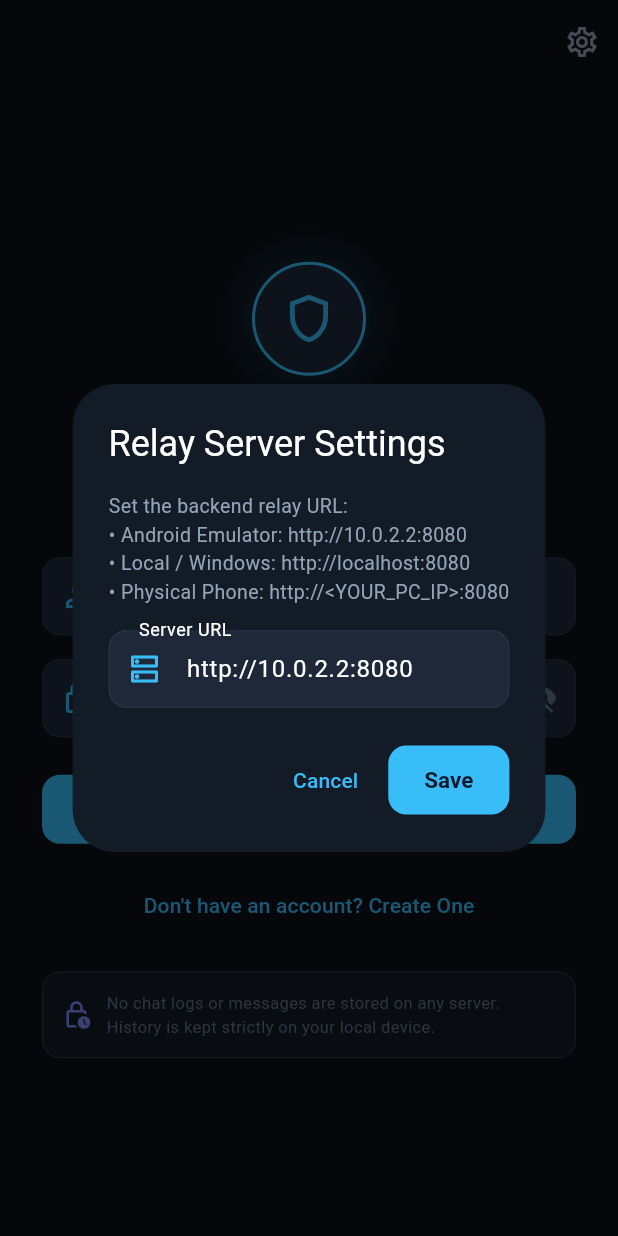
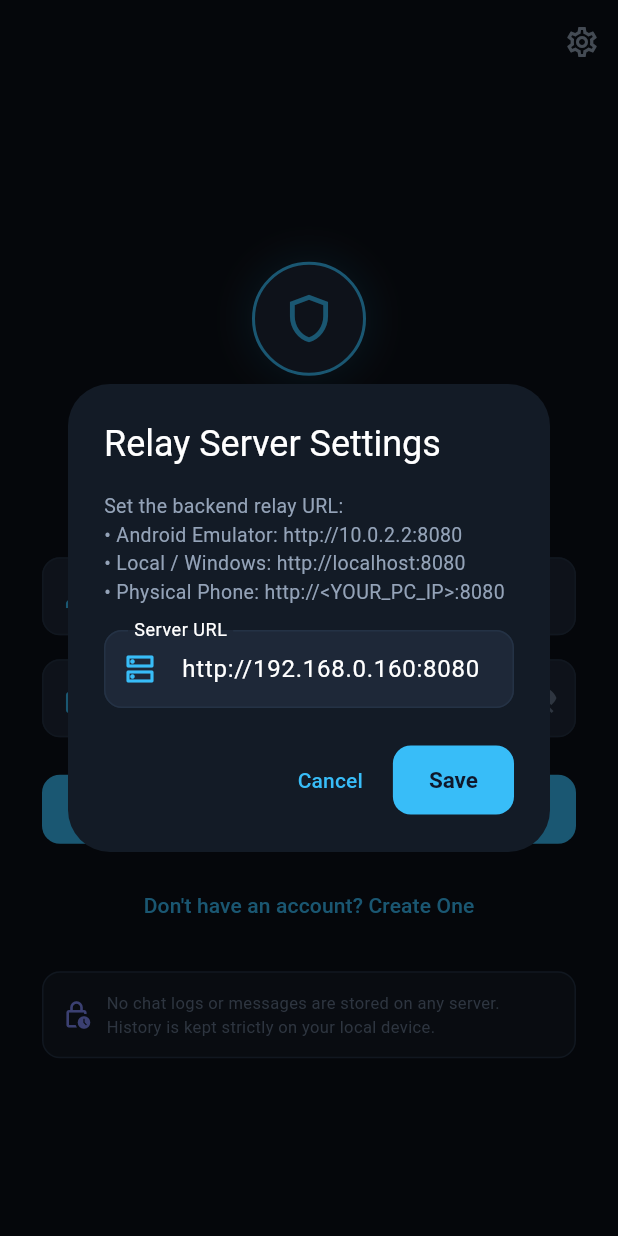
Before and after one commit to thanveeralisayed/direct-messenger, a Flutter app: the screen it shows after launch, after a tap on the "settings" icon, on a phone screen of 412 x 824 dp. Run offline on Flutter 3.47's test engine with Material 3 defaults, Android fonts, the light colour scheme and no system bars; our stand-ins replace flutter_secure_storage, image_picker, local_auth, qr_flutter, sqflite, sqflite_common_ffi_web; missing offline and left inert: cryptography, mobile_scanner; accounts and stored records are empty.

Commit message:
feat(config): add AppConfig for automatic cloud server URL resolution

```diff
--- /dev/null
+++ b/app/lib/core/config.dart
@@ -0,0 +1,14 @@
+/// Central configuration for the Direct client app.
+class AppConfig {
+  /// Default server URL used by the app.
+  /// Users will automatically connect to this URL without needing to enter anything manually.
+  ///
+  /// For local development over Wi-Fi, you can use: 'http://192.168.0.160:8080'
+  /// For production (e.g. Render / Railway / Cloud VPS), set this to your cloud URL:
+  /// e.g. 'https://direct-relay.onrender.com'
+  static const String defaultServerUrl = 'http://192.168.0.160:8080';
+
+  /// Set to true to show the server settings gear icon on the Login screen (for developers/testing).
+  /// Set to false for a clean production release so end-users never see server settings.
+  static const bool enableServerConfigUI = true;
+}
--- a/app/lib/core/crypto/key_storage.dart
+++ b/app/lib/core/crypto/key_storage.dart
@@ -1,5 +1,6 @@
 import 'package:flutter/foundation.dart';
 import 'package:flutter_secure_storage/flutter_secure_storage.dart';
+import '../config.dart';
 
 class KeyStorage {
   final FlutterSecureStorage _storage = const FlutterSecureStorage(
@@ -33,7 +34,9 @@ class KeyStorage {
 
   Future<String> getServerUrl() async {
     final url = await _storage.read(key: _keyServerUrl);
-    return url ?? (kIsWeb ? 'http://localhost:8080' : 'http://10.0.2.2:8080');
+    if (url != null && url.trim().isNotEmpty) return url.trim();
+    if (kIsWeb) return 'http://localhost:8080';
+    return AppConfig.defaultServerUrl;
   }
 
   Future<void> setServerUrl(String url) async {
--- a/app/lib/providers/auth_provider.dart
+++ b/app/lib/providers/auth_provider.dart
@@ -3,6 +3,7 @@ import 'package:cryptography/cryptography.dart';
 import '../core/crypto/crypto_service.dart';
 import '../core/crypto/key_storage.dart';
 import '../core/network/relay_client.dart';
+import '../core/config.dart';
 
 class AuthProvider extends ChangeNotifier {
   final CryptoService _crypto = CryptoService();
@@ -14,7 +15,7 @@ class AuthProvider extends ChangeNotifier {
   SimpleKeyPair? _identityKeyPair;
   String? _publicKeyBase64;
   String? _safetyNumber;
-  String _serverUrl = 'http://10.0.2.2:8080';
+  String _serverUrl = AppConfig.defaultServerUrl;
   bool _isLoading = true;
   String? _errorMessage;
 
--- a/app/lib/ui/screens/login_screen.dart
+++ b/app/lib/ui/screens/login_screen.dart
@@ -2,6 +2,7 @@ import 'package:flutter/material.dart';
 import 'package:provider/provider.dart';
 import '../../providers/auth_provider.dart';
 import '../theme.dart';
+import '../../core/config.dart';
 
 class LoginScreen extends StatefulWidget {
   const LoginScreen({super.key});
@@ -102,11 +103,12 @@ class _LoginScreenState extends State<LoginScreen> {
         backgroundColor: Colors.transparent,
         elevation: 0,
         actions: [
-          IconButton(
-            tooltip: 'Server Settings',
-            icon: const Icon(Icons.settings_outlined, color: DirectTheme.textSecondary),
-            onPressed: () => _showServerSettings(context, auth),
-          ),
+          if (AppConfig.enableServerConfigUI)
+            IconButton(
+              tooltip: 'Server Settings',
+              icon: const Icon(Icons.settings_outlined, color: DirectTheme.textSecondary),
+              onPressed: () => _showServerSettings(context, auth),
+            ),
         ],
       ),
       body: SafeArea(
```
